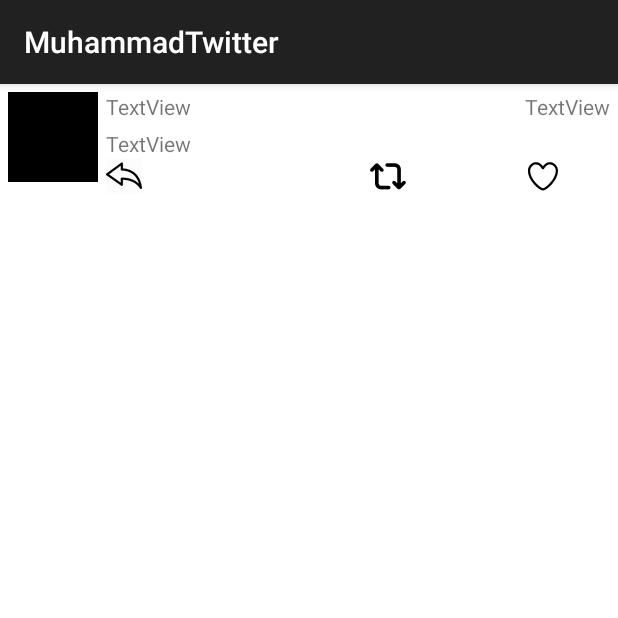
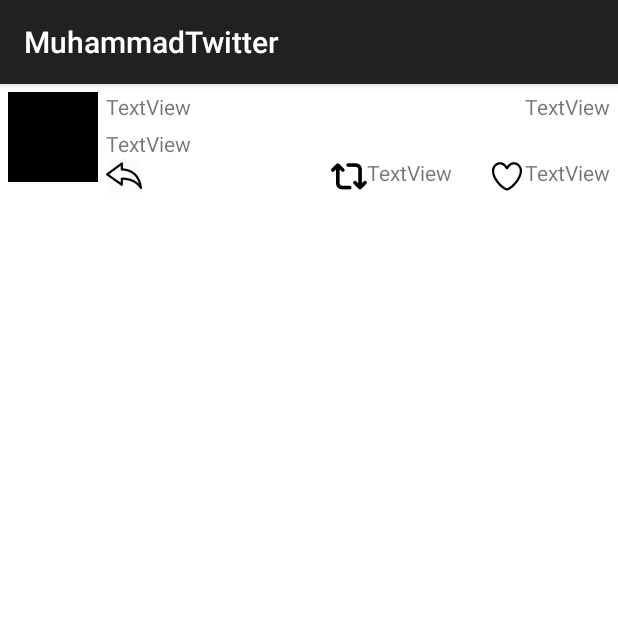
Before and after one commit to muhammad-younis/MuhammadTwitter, an Android app: the TweetDetailsActivity screen opened directly, with no data from a screen before it, on a phone screen of 412 x 824 dp, the top half of it. Run offline under Robolectric (Android 15) with nearby library versions, the phone set to English and light mode, and no system bars; libraries missing offline, so code that uses them is left out: org.parceler; pictures from the network do not load; 7 statements that could not run were skipped.

Commit message:
Replying from timeline and details shows number of likes and retweets

```diff
--- a/app/src/main/java/com/codepath/apps/restclienttemplate/ComposeActivity.java
+++ b/app/src/main/java/com/codepath/apps/restclienttemplate/ComposeActivity.java
@@ -80,7 +80,7 @@ public class ComposeActivity extends AppCompatActivity {
                 Tweet tweet = new Tweet();
                 try {
                     tweet = Tweet.fromJSON(response);
-                    Intent intent = new Intent(ComposeActivity.this, TimelineActivity.class);
+                    Intent intent = new Intent();
                     intent.putExtra("tweet", Parcels.wrap(tweet));
                     /*
                      * NOT: The setResult NEEDS to be in the same function as the intent and the
--- a/app/src/main/java/com/codepath/apps/restclienttemplate/TweetDetailsActivity.java
+++ b/app/src/main/java/com/codepath/apps/restclienttemplate/TweetDetailsActivity.java
@@ -18,6 +18,8 @@ public class TweetDetailsActivity extends AppCompatActivity {
     TextView tvBody;
     TextView tvTimestamp;
     ImageView ivProfile;
+    TextView tvRtCount;
+    TextView tvFavCount;
 
 
     @Override
@@ -28,6 +30,8 @@ public class TweetDetailsActivity extends AppCompatActivity {
         tvBody = (TextView) findViewById(R.id.tvBody);
         tvTimestamp = (TextView) findViewById(R.id.tvTimestamp);
         ivProfile = (ImageView) findViewById(R.id.ivProfile);
+        tvRtCount = (TextView) findViewById(R.id.tvRtCount);
+        tvFavCount = (TextView) findViewById(R.id.tvFavCount);
 
 
         // unwrap the movie passed in via intent, using its simple name as a key
@@ -38,6 +42,9 @@ public class TweetDetailsActivity extends AppCompatActivity {
         tvBody.setText(tweet.body);
         tvTimestamp.setText(tweet.createdAt);
 
+        tvRtCount.setText(Long.toString(tweet.num_retweets));
+        tvFavCount.setText(Long.toString(tweet.num_likes));
+
         Glide.with(getApplicationContext())
                 .load(tweet.user.profileImageUrl)
                 .into(ivProfile);
--- a/app/src/main/java/com/codepath/apps/restclienttemplate/TwitterClient.java
+++ b/app/src/main/java/com/codepath/apps/restclienttemplate/TwitterClient.java
@@ -17,7 +17,7 @@ import com.loopj.android.http.RequestParams;
  * Key and Secret are provided by the developer site for the given API i.e dev.twitter.com
  * Add methods for each relevant endpoint in the API.
  *
- * NOTE: You may want to rename this object based on the service i.e TwitterClient or FlickrClient
+ * NOTE: You may want to rename this object based on the service i.e TwitterClient
  *
  */
 public class TwitterClient extends OAuthBaseClient {
@@ -48,7 +48,7 @@ public class TwitterClient extends OAuthBaseClient {
 		RequestParams params = new RequestParams();
 		params.put("count", 25);
 		params.put("since_id", 1);
-		params.put("tweet_mode", "extended");
+		// params.put("tweet_mode", "extended");
 		client.get(apiUrl, params, handler);
 	}
 
--- a/app/src/main/res/layout/activity_tweet_details.xml
+++ b/app/src/main/res/layout/activity_tweet_details.xml
@@ -51,12 +51,12 @@
 
     <ImageButton
         android:id="@+id/ibFavorite"
-        android:background="@android:color/white"
         android:layout_width="wrap_content"
         android:layout_height="wrap_content"
-        android:layout_alignStart="@+id/tvTimestamp"
         android:layout_below="@+id/tvBody"
         android:layout_marginTop="-5dp"
+        android:layout_toStartOf="@+id/tvTimestamp"
+        android:background="@android:color/white"
         app:srcCompat="@drawable/ic_vector_heart_stroke" />
 
     <ImageButton
@@ -71,12 +71,31 @@
 
     <ImageButton
         android:id="@+id/ibRetweet"
-        android:background="@android:color/white"
         android:layout_width="wrap_content"
         android:layout_height="wrap_content"
         android:layout_alignParentEnd="true"
         android:layout_below="@+id/tvBody"
-        android:layout_marginEnd="141dp"
+        android:layout_marginEnd="167dp"
         android:layout_marginTop="-5dp"
+        android:background="@android:color/white"
         app:srcCompat="@drawable/ic_vector_retweet" />
+
+    <TextView
+        android:id="@+id/tvRtCount"
+        android:layout_width="wrap_content"
+        android:layout_height="wrap_content"
+        android:layout_below="@+id/tvBody"
+        android:layout_marginStart="-167dp"
+        android:layout_marginTop="-5dp"
+        android:layout_toEndOf="@+id/ibRetweet"
+        android:text="TextView" />
+
+    <TextView
+        android:id="@+id/tvFavCount"
+        android:layout_width="wrap_content"
+        android:layout_height="wrap_content"
+        android:layout_alignStart="@+id/tvTimestamp"
+        android:layout_below="@+id/tvBody"
+        android:layout_marginTop="-5dp"
+        android:text="TextView" />
 </RelativeLayout>
--- a/app/src/main/res/layout/item_tweet.xml
+++ b/app/src/main/res/layout/item_tweet.xml
@@ -42,7 +42,6 @@
         android:layout_alignStart="@+id/tvUsername"
         android:layout_below="@+id/tvBody"
         android:layout_marginTop="-1dp"
-        android:onClick="onClickReply"
         app:srcCompat="@drawable/reply" />
 
     <ImageButton
```
Also changed, not shown: app/src/main/java/com/codepath/apps/restclienttemplate/TimelineActivity.java (+1 -11 lines), app/src/main/java/com/codepath/apps/restclienttemplate/TweetAdapter.java (+27 -1 lines), app/src/main/java/com/codepath/apps/restclienttemplate/models/Tweet.java (+6 -1 lines).
